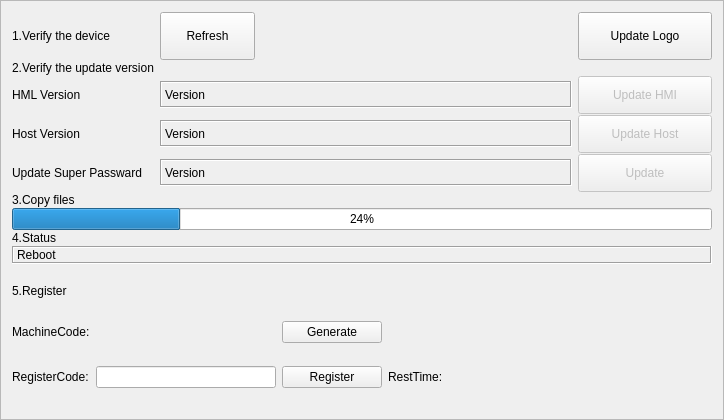
Old version of the form hcmaintains/icupdatesystem.ui in the repository dongdong-2009/3-5AxisRobot.
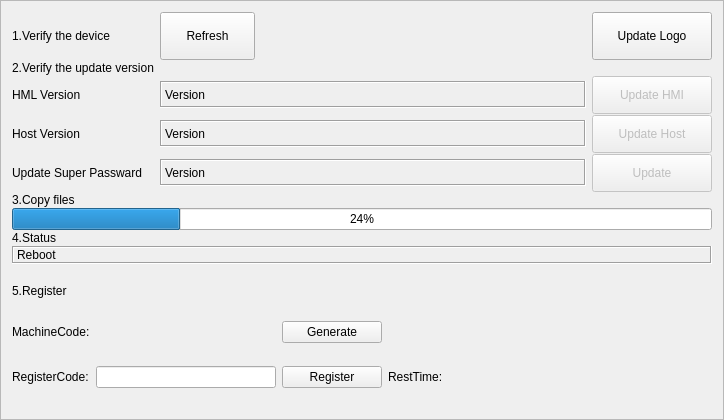
New version of the form. Custom widgets are drawn as their Qt base class.

```diff
--- a/hcmaintains/icupdatesystem.ui
+++ b/hcmaintains/icupdatesystem.ui
@@ -438,6 +438,12 @@
        <height>38</height>
       </size>
      </property>
+     <property name="maximumSize">
+      <size>
+       <width>120</width>
+       <height>16777215</height>
+      </size>
+     </property>
      <property name="text">
       <string>Update Host</string>
      </property>
@@ -460,6 +466,12 @@
        <height>38</height>
       </size>
      </property>
+     <property name="maximumSize">
+      <size>
+       <width>120</width>
+       <height>16777215</height>
+      </size>
+     </property>
      <property name="text">
       <string>Update HMI</string>
      </property>
@@ -508,6 +520,12 @@
        <height>38</height>
       </size>
      </property>
+     <property name="maximumSize">
+      <size>
+       <width>120</width>
+       <height>16777215</height>
+      </size>
+     </property>
      <property name="text">
       <string>Update</string>
      </property>
```
